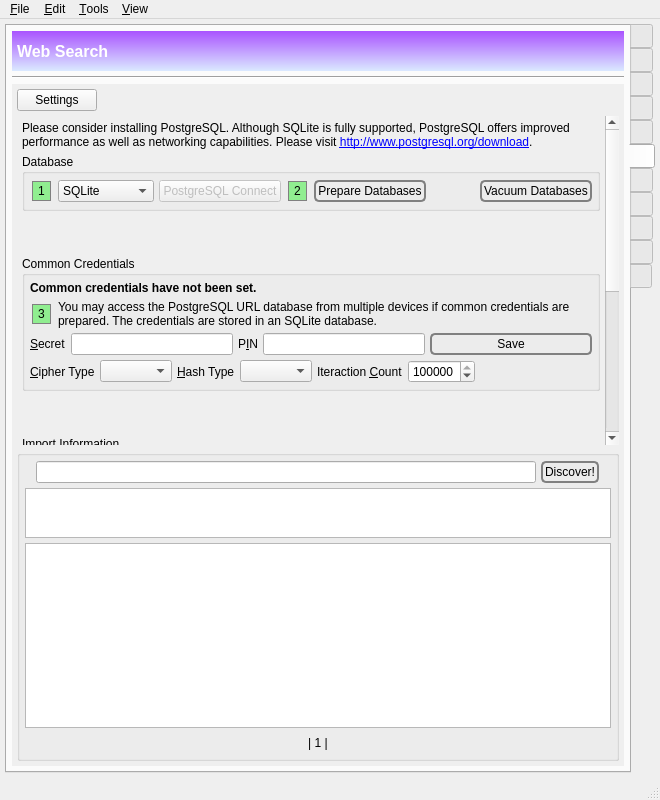
textbrowser/spot-on, file branches/trunk/GoldBug-UI/controlcenter.ui: the form before one commit.
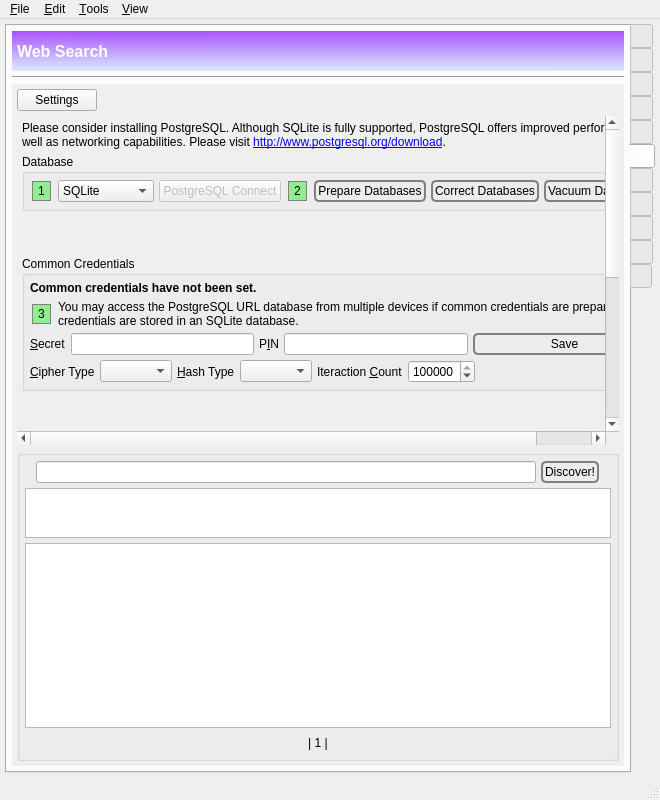
The form after the commit. The open tabs and pages were chosen to show the change. Icons and pictures are not drawn. Custom widgets are drawn as their Qt base class.

Commit message: Allow correction of URL database entries.

```diff
--- a/branches/trunk/GoldBug-UI/controlcenter.ui
+++ b/branches/trunk/GoldBug-UI/controlcenter.ui
@@ -5030,8 +5030,8 @@
             <rect>
              <x>0</x>
              <y>0</y>
-             <width>634</width>
-             <height>352</height>
+             <width>642</width>
+             <height>659</height>
             </rect>
            </property>
            <layout class="QVBoxLayout" name="verticalLayout_2">
@@ -5107,8 +5107,8 @@
                 <rect>
                  <x>0</x>
                  <y>0</y>
-                 <width>610</width>
-                 <height>709</height>
+                 <width>757</width>
+                 <height>674</height>
                 </rect>
                </property>
                <layout class="QVBoxLayout" name="verticalLayout_65">
@@ -5256,6 +5256,37 @@
                      </property>
                     </spacer>
                    </item>
+                   <item>
+                    <widget class="QPushButton" name="correctUrlDatabases">
+                     <property name="toolTip">
+                      <string>Remove orphan database entries.</string>
+                     </property>
+                     <property name="styleSheet">
+                      <string notr="true">QPushButton {
+ border: 2px solid gray;
+ background-color: qlineargradient(x1: 0, y1: 0, x2: 0, y2: 1,
+                                   stop: 0 #E0E0E0, stop: 1 #FFFFFF);
+ border-radius: 5px;
+
+ padding: 2px;
+ }
+
+
+QPushButton:hover { 
+background-color: qlineargradient(x1: 0, y1: 0, x2: 0, y2: 1,
+                                   stop: 0 rgb(254,229,172), stop: 1 #FFFFFF);
+background-position: top center; } 
+
+QPushButton:pressed {
+     background-color: darkgrey;
+     border-style: inset;
+ }</string>
+                     </property>
+                     <property name="text">
+                      <string>Correct Databases</string>
+                     </property>
+                    </widget>
+                   </item>
                    <item>
                     <widget class="QPushButton" name="deleteAllUrls">
                      <property name="toolTip">
```
Left out of the diff: 31 changed lines with no effect on the pictures. The commit also changes 4 other files.
